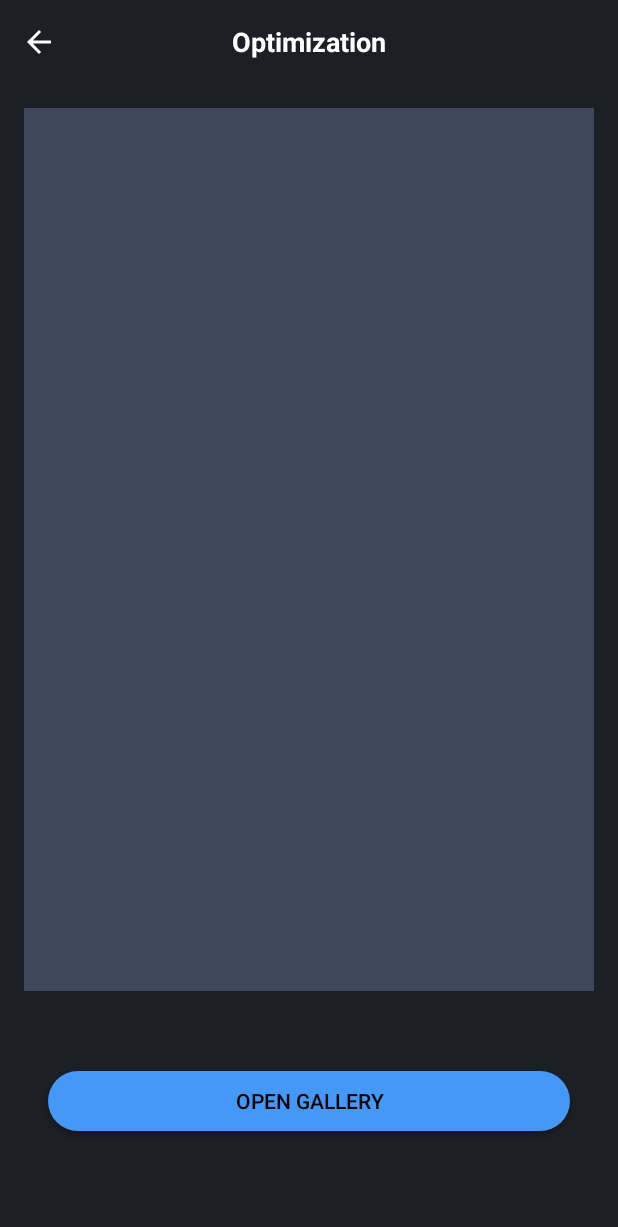
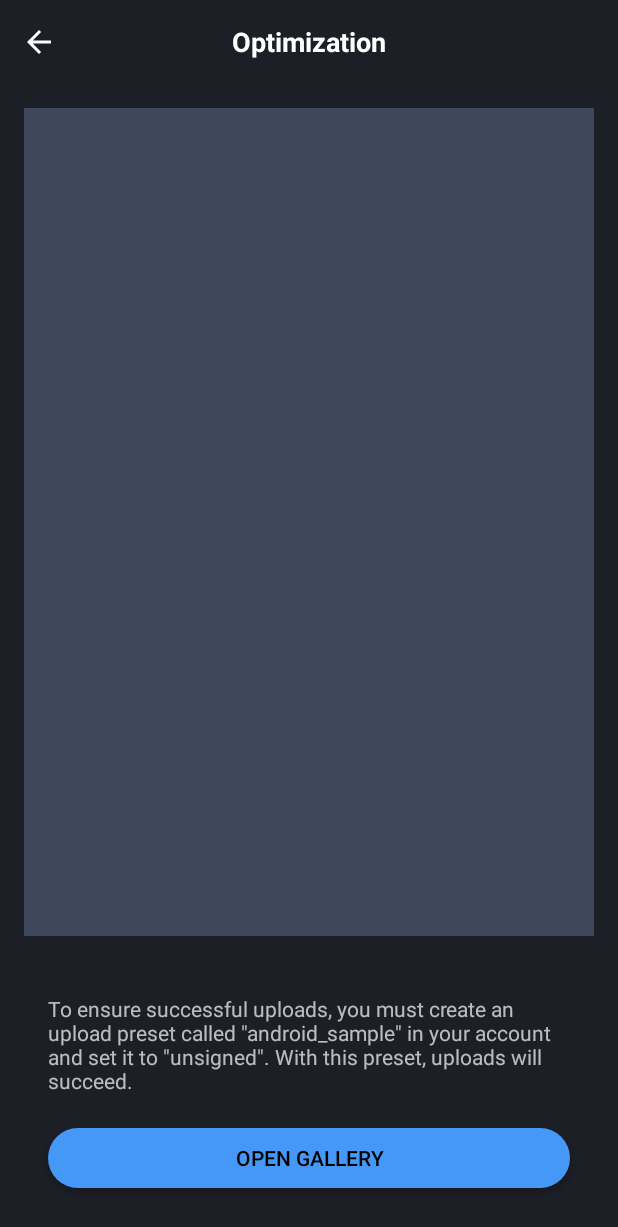
Before and after one commit to cloudinary/cloudinary_android, an Android app: the fragment SingleUploadFragment placed in its activity, on a phone screen of 412 x 824 dp. Shown: the top 1227 px of the screen. Run offline under Robolectric (Android 15) with nearby library versions, the phone set to English and light mode, and no system bars; pictures from the network do not load.

Commit message:
Update sample app

```diff
--- a/sample/src/main/res/layout/single_upload_fragment.xml
+++ b/sample/src/main/res/layout/single_upload_fragment.xml
@@ -14,7 +14,7 @@
         app:layout_constraintTop_toTopOf="parent"
         app:layout_constraintStart_toStartOf="parent"
         app:layout_constraintEnd_toEndOf="parent"
-        app:layout_constraintHeight_percent="0.8"/>
+        app:layout_constraintHeight_percent="0.75"/>
     <LinearLayout
         android:id="@+id/single_upload_progress_bar_container"
         android:layout_width="0dp"
@@ -35,27 +35,41 @@
             android:indeterminateTintMode="src_atop"
             android:indeterminateTint="@color/primary"/>
     </LinearLayout>
-    <LinearLayout
+    <androidx.constraintlayout.widget.ConstraintLayout
         android:layout_width="match_parent"
         android:layout_height="0dp"
-        android:gravity="center_vertical"
         app:layout_constraintTop_toBottomOf="@+id/single_upload_recycler"
         app:layout_constraintBottom_toBottomOf="parent"
         app:layout_constraintStart_toStartOf="parent"
         app:layout_constraintEnd_toEndOf="parent">
+
+        <TextView
+            android:layout_width="wrap_content"
+            android:layout_height="wrap_content"
+            android:text="@string/upload_preset_text"
+            android:padding="16dp"
+            app:layout_constraintTop_toTopOf="parent"
+            app:layout_constraintStart_toStartOf="parent"
+            app:layout_constraintEnd_toEndOf="parent"
+            app:layout_constraintBottom_toTopOf="@id/single_upload_open_gallery_button"
+            app:layout_goneMarginBottom="0dp"
+            android:layout_marginTop="16dp"/>
+
         <Button
             android:id="@+id/single_upload_open_gallery_button"
             android:layout_width="match_parent"
             android:layout_height="40dp"
             android:layout_marginStart="16dp"
             android:layout_marginEnd="16dp"
+            android:layout_marginBottom="16dp"
             android:background="@drawable/button_corner_radius"
             android:text="@string/open_gallery"
             android:textColor="@color/black"
-            app:flow_horizontalBias="0.5"
             app:layout_constraintBottom_toBottomOf="parent"
+            app:layout_constraintStart_toStartOf="parent"
             app:layout_constraintEnd_toEndOf="parent"
-            app:layout_constraintStart_toStartOf="parent" />
-    </LinearLayout>
+            app:layout_goneMarginTop="0dp"/>
+
+    </androidx.constraintlayout.widget.ConstraintLayout>
 
 </androidx.constraintlayout.widget.ConstraintLayout>
--- a/sample/src/main/res/values/strings.xml
+++ b/sample/src/main/res/values/strings.xml
@@ -59,5 +59,6 @@
     <string name="open_gallery">Open Gallery</string>
     <string name="pre_process">Pre Process Image</string>
     <string name="modify_your_image">Modify your image before upload</string>
+    <string name="upload_preset_text">To ensure successful uploads, you must create an upload preset called \"android_sample\" in your account and set it to \"unsigned\". With this preset, uploads will succeed.</string>
 
 </resources>
```
Also changed, not shown: sample/src/main/res/layout/upload_widget_fragment.xml (+13 -3 lines).
